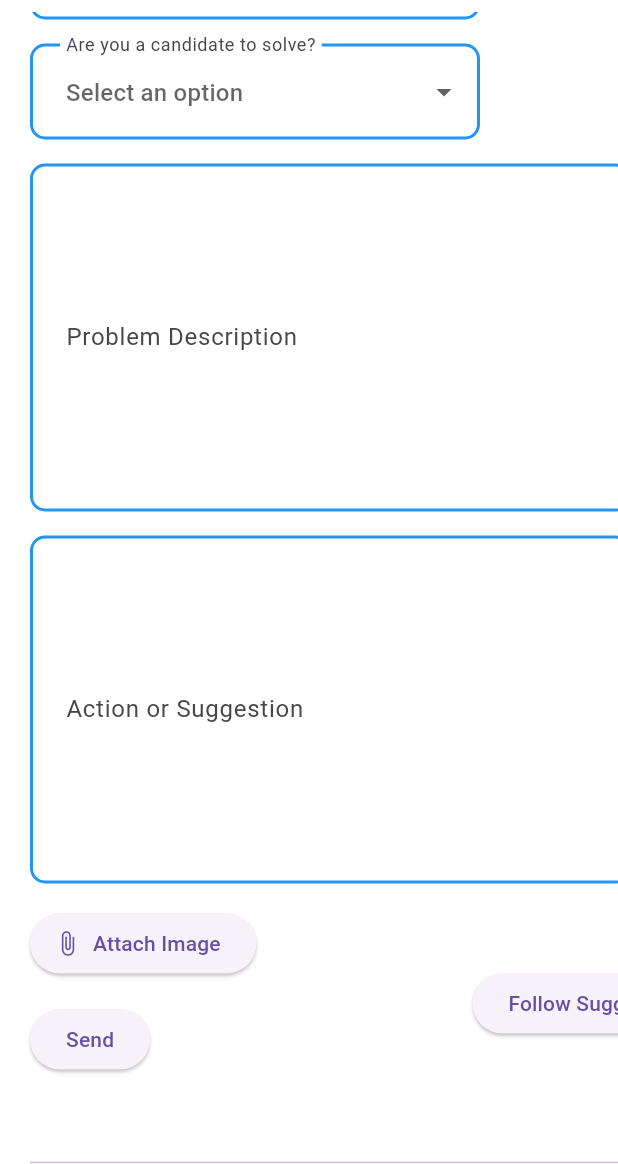
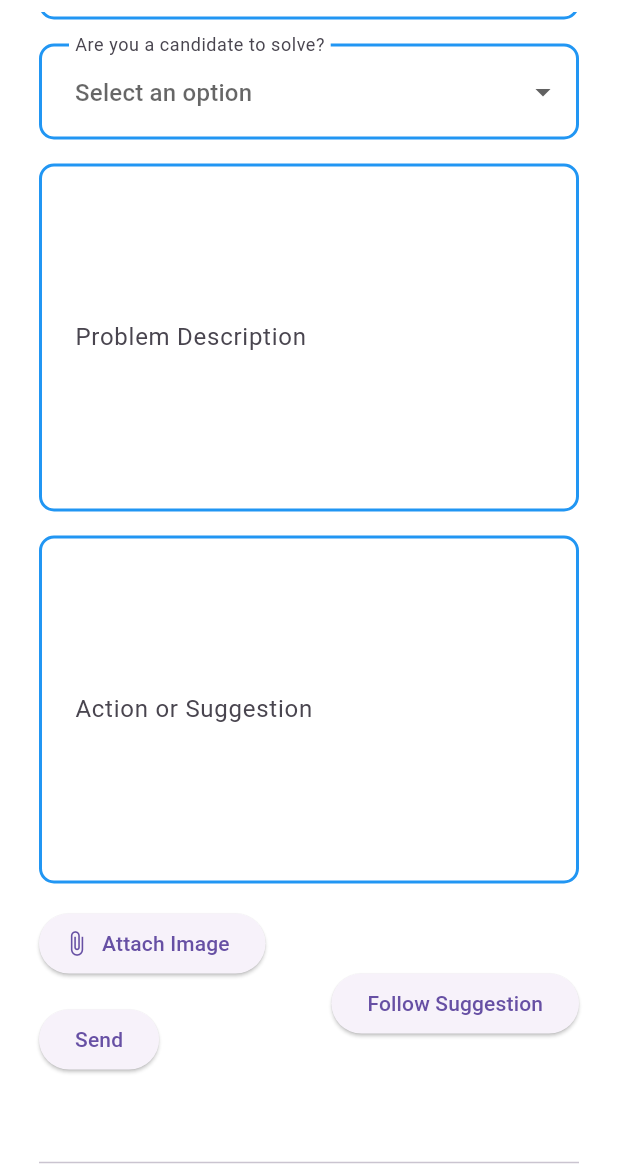
Before and after one commit to ronaldointermec/kaizen, a Flutter app: the screen it shows after launch, scrolled down 576 dp, on a phone screen of 412 x 824 dp, the part 72-1236 px from its top. Run offline on Flutter 3.47's test engine with Material 3 defaults, Android fonts, the phone set to English and light mode, and no system bars; our stand-ins replace cloud_firestore, firebase_core, get, shared_preferences; accounts and stored records are empty.

Commit message:
202508091335

```diff
--- a/lib/views/mobile/suggestion_form_mobile.dart
+++ b/lib/views/mobile/suggestion_form_mobile.dart
@@ -62,28 +62,26 @@ class _SuggestionFormMobileState extends State<SuggestionFormMobile> {
 
   @override
   Widget build(BuildContext context) {
-    return SingleChildScrollView(
+    return Center(
+      child: SingleChildScrollView(
         scrollDirection: Axis.horizontal,
+        child: SizedBox(
+          width: 400,
           child: Center(
-        child: SizedBox(
-          width: 500,
             child: SingleChildScrollView(
               child: Padding(
                 padding: const EdgeInsets.only(right: 20.0, left: 20.0),
                 child: Form(
                   key: _formKey,
                   child: Column(
-                  crossAxisAlignment: CrossAxisAlignment.start,
+                    crossAxisAlignment: CrossAxisAlignment.center,
                     children: [
                       Column(
-                      // crossAxisAlignment: CrossAxisAlignment.center,
                         children: [
-                        Center(
-                          child: Image.asset(
+                          Image.asset(
                             'assets/images/kaizen_logo.png',
                             height: 200,
                             width: 200,
-                          ),
                           ),
                           const SizedBox(height: 16),
                         ],
@@ -99,7 +97,7 @@ class _SuggestionFormMobileState extends State<SuggestionFormMobile> {
                       const SizedBox(height: 16),
 
                       CustomTextFormField(
-                        width: 300,
+                          width: 400,
                           hintText: 'hint_eid'.tr,
                           labelText: 'EID',
                           validator: (value) {
@@ -116,7 +114,7 @@ class _SuggestionFormMobileState extends State<SuggestionFormMobile> {
                       const SizedBox(height: 16),
 
                       CustomDropdownButtonFormField(
-                      width: 300,
+                        width: 400,
                         value: _selectedArea,
                         hintText: 'hint_area'.tr,
                         labelText: 'label_area'.tr,
@@ -137,7 +135,7 @@ class _SuggestionFormMobileState extends State<SuggestionFormMobile> {
                       const SizedBox(height: 16),
 
                       CustomDropdownButtonFormField(
-                      width: 300,
+                        width: 400,
                         value: _selectedCategory,
                         hintText: 'hint_category'.tr,
                         labelText: 'label_category'.tr,
@@ -158,7 +156,7 @@ class _SuggestionFormMobileState extends State<SuggestionFormMobile> {
                       const SizedBox(height: 16),
 
                       CustomDropdownButtonFormField(
-                      width: 300,
+                        width: 400,
                         value: _selectedSubcategory,
                         hintText: 'hint_subcategory'.tr,
                         labelText: 'label_subcategory'.tr,
@@ -181,7 +179,7 @@ class _SuggestionFormMobileState extends State<SuggestionFormMobile> {
                       // ),
 
                       CustomDropdownButtonFormField(
-                      width: 300,
+                        width: 400,
                         value: _selectedCandidate,
                         hintText: 'hint_option'.tr,
                         labelText: 'label_option'.tr,
@@ -305,6 +303,7 @@ class _SuggestionFormMobileState extends State<SuggestionFormMobile> {
             ),
           ),
         ),
+      ),
     );
   }
 }
```
Lines whose indentation alone changed are shown as unchanged.
